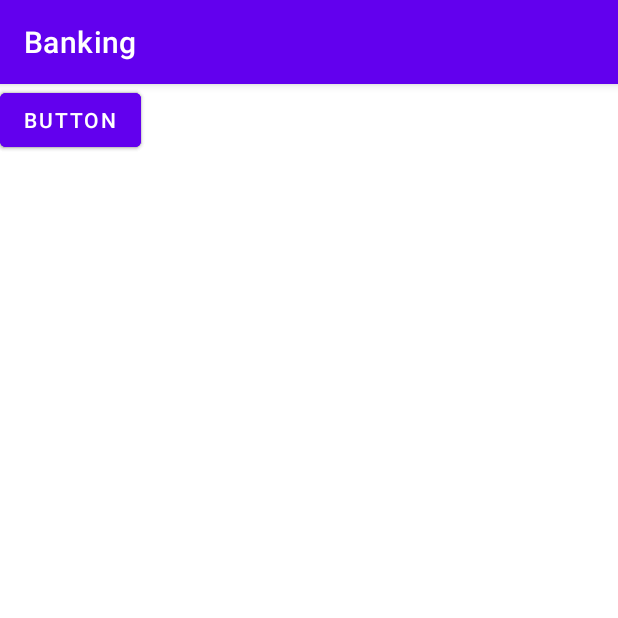
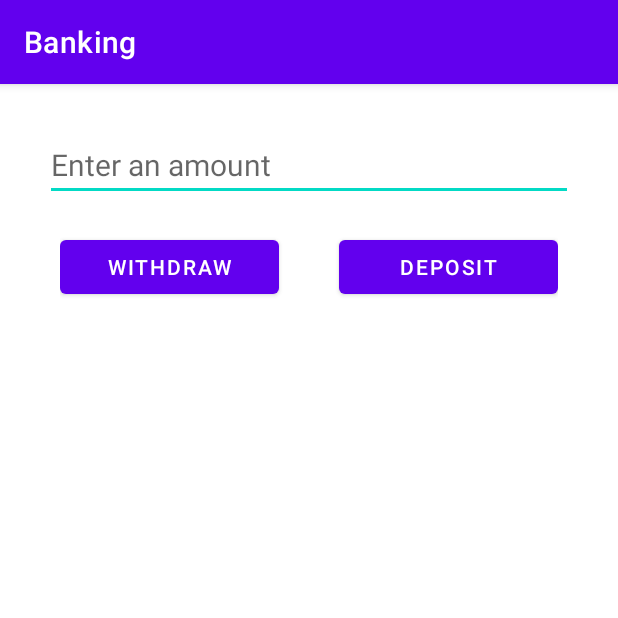
Before and after one commit to pravesh00/banking, an Android app: the ActionsActivity screen opened directly, with no data from a screen before it, on a phone screen of 412 x 824 dp, the top half of it. Run offline under Robolectric (Android 15) with nearby library versions, the phone set to English and light mode, and no system bars; our stand-ins replace Room's generated code, data binding; 1 statement that could not run was skipped.

Commit message:
Transactions added

```diff
--- a/app/src/main/java/com/example/banking/ActionsActivity.kt
+++ b/app/src/main/java/com/example/banking/ActionsActivity.kt
@@ -2,13 +2,56 @@ package com.example.banking
 
 import androidx.appcompat.app.AppCompatActivity
 import android.os.Bundle
+import android.widget.Toast
+import androidx.databinding.DataBindingUtil
+import androidx.lifecycle.Observer
+import androidx.lifecycle.ViewModelProvider
+import androidx.lifecycle.get
+import androidx.recyclerview.widget.LinearLayoutManager
 import androidx.recyclerview.widget.RecyclerView
+import com.example.banking.adapters.TransactionAdapter
+import com.example.banking.databinding.ActivityActionsBinding
+import com.example.banking.repository.BankingDatabase
+import com.example.banking.repository.RepositoryInstance
+import com.example.banking.repository.model.Account
+import com.example.banking.repository.model.Transaction
+import com.example.banking.viewmodel.TransactionViewModel
+import com.example.banking.viewmodel.TransactionViewModelFactory
 
 class ActionsActivity : AppCompatActivity() {
     lateinit var recyclerView:RecyclerView
+    private lateinit var bankingDatabase: BankingDatabase
+    private lateinit var repo: RepositoryInstance
+    private lateinit var binding: ActivityActionsBinding
+    private lateinit var viewModel: TransactionViewModel
+    private lateinit var adapter: TransactionAdapter
     override fun onCreate(savedInstanceState: Bundle?) {
         super.onCreate(savedInstanceState)
-        setContentView(R.layout.activity_actions)
+        binding= DataBindingUtil.setContentView(this, R.layout.activity_actions)
+        bankingDatabase= BankingDatabase(this)
+        var accountID=0
+        accountID = intent.getStringExtra("accountID")?.toInt()!!
+
+        repo= RepositoryInstance(BankingDatabase(applicationContext))
+        val factory = TransactionViewModelFactory(repo, accountID)
+        viewModel= ViewModelProvider(this,factory).get(TransactionViewModel::class.java)
+        binding.transaction=viewModel
+        //var accountID = intent.getStringExtra("accountID")?.toFloat()?.plus(0.0f)
+        //Toast.makeText(this,accountID.toString(),Toast.LENGTH_LONG).show()
+        viewModel.message.observe(this,Observer{
+            Toast.makeText(this,it,Toast.LENGTH_SHORT).show()
+        })
+        viewModel.getTransactions()
+        var transactions = ArrayList<Transaction>()
+        adapter= TransactionAdapter(transactions)
+        binding.recyclerTransactions.adapter = adapter
+        binding.recyclerTransactions.layoutManager = LinearLayoutManager(this)
+        viewModel.transactions.observe(this, Observer {
+            if(it!=null && it.size>0) {
+                transactions.addAll(it)
+                adapter.notifyDataSetChanged()
+            }
+        })
 
     }
 }
--- a/app/src/main/java/com/example/banking/LoginCustomerActivity.kt
+++ b/app/src/main/java/com/example/banking/LoginCustomerActivity.kt
@@ -27,7 +27,7 @@ class LoginCustomerActivity : AppCompatActivity() {
     private lateinit var repo: RepositoryInstance
     override fun onCreate(savedInstanceState: Bundle?) {
         super.onCreate(savedInstanceState)
-        setContentView(R.layout.activity_login_customer)
+        //setContentView(R.layout.activity_login_customer)
         binding= DataBindingUtil.setContentView(this, R.layout.activity_login_customer)
         bankingDatabase= BankingDatabase(this)
         repo= RepositoryInstance(BankingDatabase(applicationContext))
--- a/app/src/main/java/com/example/banking/repository/model/Transaction.kt
+++ b/app/src/main/java/com/example/banking/repository/model/Transaction.kt
@@ -6,4 +6,4 @@ import androidx.room.PrimaryKey
 import java.util.Date
 
 @Entity
-data class Transaction(@PrimaryKey var transactionID:Int,@ColumnInfo(name="accountID") var accountID:Int,@ColumnInfo(name="type") var type:String,@ColumnInfo(name="isCredit") var isCredit:Boolean,@ColumnInfo(name="date") var date:String)
+data class Transaction(@PrimaryKey var transactionID:Int,@ColumnInfo(name="accountID") var accountID:Int,@ColumnInfo(name="type") var type:String,@ColumnInfo(name="isCredit") var isCredit:Boolean,@ColumnInfo(name="date") var date:String, @ColumnInfo(name="amt") var amt:Float)
--- a/app/src/main/java/com/example/banking/viewmodel/LoginPageViewModel.kt
+++ b/app/src/main/java/com/example/banking/viewmodel/LoginPageViewModel.kt
@@ -16,9 +16,11 @@ class LoginPageViewModel(
     val user = MutableLiveData<User>()
 
     fun login(){
+      //  repository.clearDatabase()
         try{
             if(customerId.value?.length!! >0)
             {   val accounts =repository.getUserDetailsByID(customerId.value!!)
+
                 if(accounts.size>0){
                     message.postValue("Customer name is" +accounts[0].name.toString())
                     user.postValue(accounts[0])
--- a/app/src/main/java/com/example/banking/viewmodel/OpenAccountViewModel.kt
+++ b/app/src/main/java/com/example/banking/viewmodel/OpenAccountViewModel.kt
@@ -22,7 +22,7 @@ class OpenAccountViewModel(
 
     fun addAccount(){
         val accountID=(0..1000000).random();
-       // repository.clearDatabase()
+        //repository.clearDatabase()
 
         if(nametxt.value?.length==0 || email.value?.length==0 || nametxt.value?.length==0 ){
           //  errorLog.postValue(errorLog.value?.plus(1) ?: 0)
--- /dev/null
+++ b/app/src/main/java/com/example/banking/viewmodel/TransactionViewModel.kt
@@ -0,0 +1,68 @@
+package com.example.banking.viewmodel
+
+import androidx.lifecycle.MutableLiveData
+import androidx.lifecycle.ViewModel
+import com.example.banking.repository.RepositoryInstance
+import com.example.banking.repository.model.Transaction
+
+class TransactionViewModel(
+    private val repository: RepositoryInstance,
+    private val account: Int
+): ViewModel() {
+    val amount = MutableLiveData<String>()
+    val message = MutableLiveData<String>("")
+    val transactions = MutableLiveData<List<Transaction>>()
+    fun withdraw(){
+        val trId=(0..100000000).random();
+        if(amount.value==null || amount.value.toString().toInt()==0 ){
+            message.postValue("Enter a valid amount")
+            return
+        }
+        try {
+            repository.insertTransaction(
+                Transaction(
+                    trId,
+                    account,
+                    "Withdraw",
+                    false,
+                    "2000-01-01",
+                    amount.value.toString().toFloat()
+                )
+            );
+        }finally {
+            message.postValue(trId.toString()+" "+account.toString()+" "+amount.value.toString())
+        }
+    }
+
+    fun deposit(){
+        val trId=(0..100000000).random();
+        if(amount.value==null || amount.value.toString().toInt()==0 ){
+            message.postValue("Enter a valid amount")
+            return
+        }
+        try {
+            repository.insertTransaction(
+                Transaction(
+                    trId,
+                    account,
+                    "Deposit",
+                    true,
+                    "2000-01-01",
+                    amount.value.toString().toFloat()
+                )
+            );
+        }finally {
+            message.postValue(trId.toString()+" "+account.toString()+" "+amount.value.toString())
+        }
+    }
+    fun getTransactions(){
+        try{
+            var tr:List<Transaction> =repository.getTransactionById(account)
+            transactions.postValue(tr)
+        }catch(e:Exception){
+
+        }finally {
+
+        }
+    }
+}
--- /dev/null
+++ b/app/src/main/java/com/example/banking/viewmodel/TransactionViewModelFactory.kt
@@ -0,0 +1,16 @@
+package com.example.banking.viewmodel
+
+import androidx.lifecycle.ViewModel
+import androidx.lifecycle.ViewModelProvider
+import com.example.banking.repository.RepositoryInstance
+
+class TransactionViewModelFactory(private val repository: RepositoryInstance,private val account: Int
+): ViewModelProvider.Factory {
+    override fun <T : ViewModel> create(modelClass: Class<T>): T {
+        if(modelClass.isAssignableFrom(TransactionViewModel::class.java)){
+            return TransactionViewModel(repository,account) as T
+        }
+        throw IllegalArgumentException("Unknown View Model class")
+    }
+
+}
--- a/app/src/main/res/layout/activity_actions.xml
+++ b/app/src/main/res/layout/activity_actions.xml
@@ -1,32 +1,61 @@
 <?xml version="1.0" encoding="utf-8"?>
-<androidx.constraintlayout.widget.ConstraintLayout xmlns:android="http://schemas.android.com/apk/res/android"
+<layout xmlns:android="http://schemas.android.com/apk/res/android"
     xmlns:app="http://schemas.android.com/apk/res-auto"
-    xmlns:tools="http://schemas.android.com/tools"
+    xmlns:tools="http://schemas.android.com/tools">
+    <data>
+        <variable name="transaction" type="com.example.banking.viewmodel.TransactionViewModel"/>
+    </data>
+<LinearLayout
     android:layout_width="match_parent"
     android:layout_height="match_parent"
+    android:orientation="vertical"
+    android:layout_marginTop="@dimen/topMargin"
+    android:layout_margin="@dimen/topMargin"
     tools:context=".ActionsActivity">
 
+    <EditText
+        android:id="@+id/txtAmount"
+        android:layout_width="match_parent"
+        android:layout_height="wrap_content"
+        android:layout_marginBottom="20sp"
+        android:textSize="20sp"
+        android:text="@={transaction.amount}"
+        android:hint="@string/Enteramount" />
+
+    <LinearLayout
+        android:layout_width="match_parent"
+        android:layout_height="wrap_content"
+        android:layout_marginHorizontal="10sp"
+        android:orientation="horizontal">
     <Button
-        android:id="@+id/button"
-        android:layout_width="wrap_content"
+        android:id="@+id/btnWithdraw"
+        android:layout_width="0dp"
         android:layout_height="wrap_content"
-        android:text="Button"
+        android:text="@string/Withdraw"
+        android:layout_marginRight="20sp"
+        android:onClick="@{()->transaction.withdraw()}"
+        android:layout_weight="1"
         tools:layout_editor_absoluteX="23dp"
         tools:layout_editor_absoluteY="29dp" />
 
     <Button
-        android:id="@+id/button2"
-        android:layout_width="wrap_content"
+        android:id="@+id/btnDeposit"
+        android:layout_width="0dp"
+        android:layout_weight="1"
+        android:layout_marginLeft="20sp"
         android:layout_height="wrap_content"
-        android:text="Button"
+        android:text="@string/Deposit"
+        android:onClick="@{()->transaction.deposit()}"
         tools:layout_editor_absoluteX="23dp"
         tools:layout_editor_absoluteY="109dp" />
+    </LinearLayout>
 
-    <Button
-        android:id="@+id/button3"
-        android:layout_width="wrap_content"
-        android:layout_height="wrap_content"
-        android:text="Button"
-        tools:layout_editor_absoluteX="27dp"
-        tools:layout_editor_absoluteY="182dp" />
-</androidx.constraintlayout.widget.ConstraintLayout>
+    <androidx.recyclerview.widget.RecyclerView
+        android:id="@+id/recyclerTransactions"
+        android:layout_width="match_parent"
+        android:layout_marginTop="20sp"
+        tools:listitem="@layout/transaction_layout_item"
+        android:layout_height="wrap_content" />
+
+</LinearLayout>
+</layout>
--- a/app/src/main/res/values/strings.xml
+++ b/app/src/main/res/values/strings.xml
@@ -15,4 +15,10 @@
     <string name="Refer">Refer</string>
     <string name="CustomerID">Customer Number</string>
     <string name="Login">Login</string>
+    <string name="Withdraw">Withdraw</string>
+    <string name="Deposit">Deposit</string>
+    <string name="Enteramount">Enter an amount</string>
+    <string name="TransactionID">TransactionID</string>
+    <string name="amount">Amount</string>
+    <string name="date">Date</string>
 </resources>
```
Also changed, not shown: app/src/main/java/com/example/banking/adapters/AccountAdapter.kt (+10 -0 lines), app/src/main/java/com/example/banking/adapters/TransactionAdapter.kt (added, +36 -0 lines), app/src/main/res/layout/transaction_layout_item.xml (added, +31 -0 lines).
